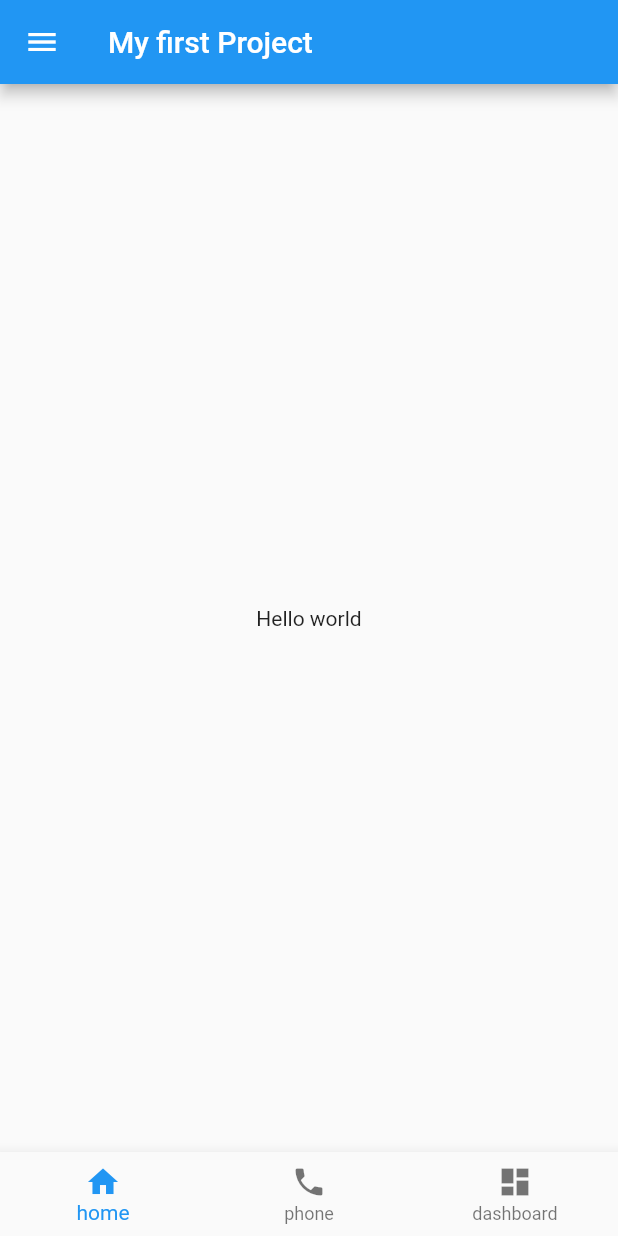
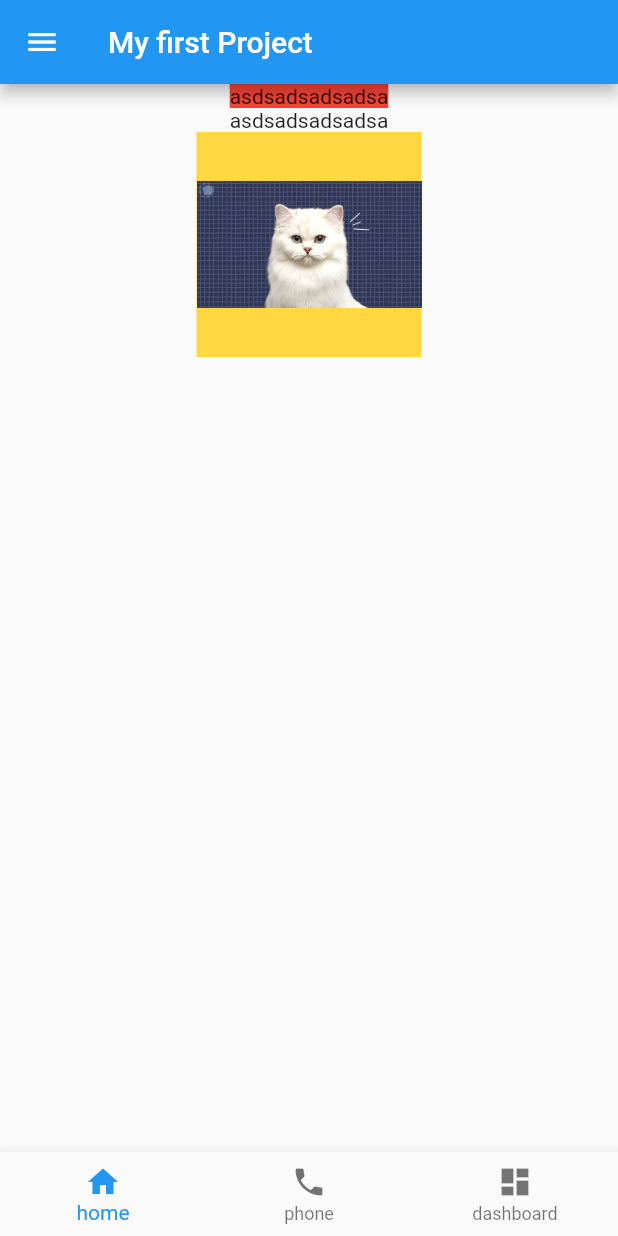
Before and after one commit to sawith42/flutter_application_1, a Flutter app: the screen it shows after launch, on a phone screen of 412 x 824 dp. Run offline on Flutter 3.47's test engine with Material 2 defaults, Android fonts, the phone set to English and light mode, and no system bars.

Commit message:
day1Row_Column

```diff
--- a/lib/main.dart
+++ b/lib/main.dart
@@ -1,35 +1,16 @@
+import 'package:flutter/cupertino.dart';
 import 'package:flutter/material.dart';
+import 'package:flutter_application_1/screen/Home_Screen.dart';
 
-void main() {
-  runApp(
-    MaterialApp(
-      home: Scaffold(
-        drawer: Drawer(
-          child: Text("Hello drawer"),
-        ),
-        appBar: AppBar(
-          title: Text("My first Project"),
-        ),
-        body: Center(
-          child: Text("Hello world"),
-        ),
-        bottomNavigationBar: BottomNavigationBar(
-          items: [
-            BottomNavigationBarItem(
-              icon: Icon(Icons.home),
-              label: "home"
-            ),
-            BottomNavigationBarItem(
-              icon: Icon(Icons.phone),
-              label: "phone"
-            ),
-            BottomNavigationBarItem(
-              icon: Icon(Icons.dashboard),
-              label: "dashboard"
-            ),
-          ],
-        ),
-      ),
-    ),
-  );
+void main(){
+  runApp(MyApp());
 }
+
+class MyApp extends StatelessWidget {
+  @override
+  Widget build(BuildContext context) {
+    return MaterialApp(
+      home: HomeScreen(),
+          );
+        }
+      }
--- /dev/null
+++ b/lib/screen/Home_Screen.dart
@@ -0,0 +1,57 @@
+import 'package:flutter/material.dart';
+
+class HomeScreen extends StatefulWidget {
+  HomeScreen({Key key}) : super(key: key);
+
+  @override
+  _HomeScreenState createState() => _HomeScreenState();
+}
+
+class _HomeScreenState extends State<HomeScreen> {
+  @override
+  Widget build(BuildContext context) {
+    return Container(
+       child: Scaffold(
+          drawer: Drawer(
+          child: Text("Hello drawer"),
+        ),
+        appBar: AppBar(
+          title: Text("My first Project"),
+        ),
+        body: Center(
+          child: Column(
+            children: [
+              Container(
+                color: Colors.red,
+                child: Text("asdsadsadsadsa")
+                ),
+              Text("asdsadsadsadsa"),
+              Container(
+                width: 150,
+                height:150,
+                color: Colors.amberAccent,
+                child: Image.asset('assets/images/Catcover_web.jpg')
+                ),
+            ],
+          ),
+        ),
+        bottomNavigationBar: BottomNavigationBar(
+          items: [
+            BottomNavigationBarItem(
+              icon: Icon(Icons.home),
+              label: "home"
+            ),
+            BottomNavigationBarItem(
+              icon: Icon(Icons.phone),
+              label: "phone"
+            ),
+            BottomNavigationBarItem(
+              icon: Icon(Icons.dashboard),
+              label: "dashboard"
+            ),
+          ],
+        ),
+       ),
+    );
+  }
+}
--- a/pubspec.yaml
+++ b/pubspec.yaml
@@ -45,8 +45,8 @@ flutter:
   uses-material-design: true
 
   # To add assets to your application, add an assets section, like this:
-  # assets:
-  #   - images/a_dot_burr.jpeg
+  assets:
+    - assets/images/Catcover_web.jpg
   #   - images/a_dot_ham.jpeg
 
   # An image asset can refer to one or more resolution-specific "variants", see
```
Also changed, not shown: assets/images/Catcover_web.jpg (added).
